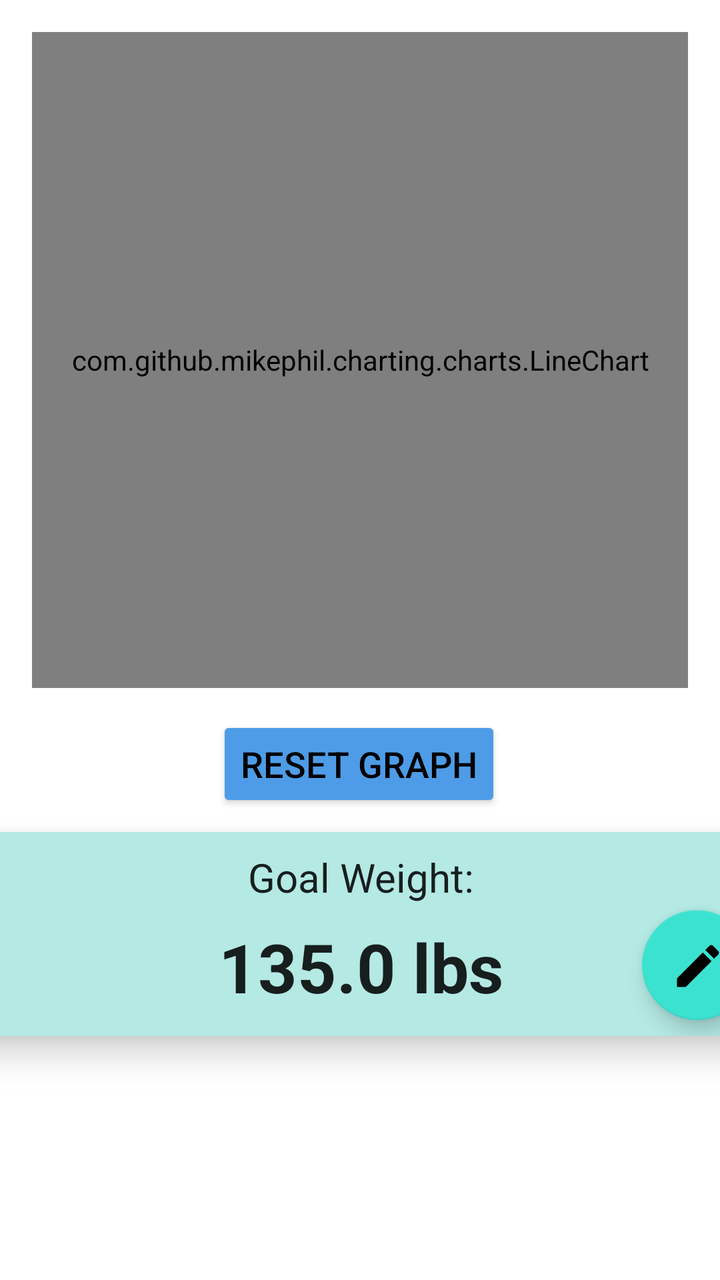
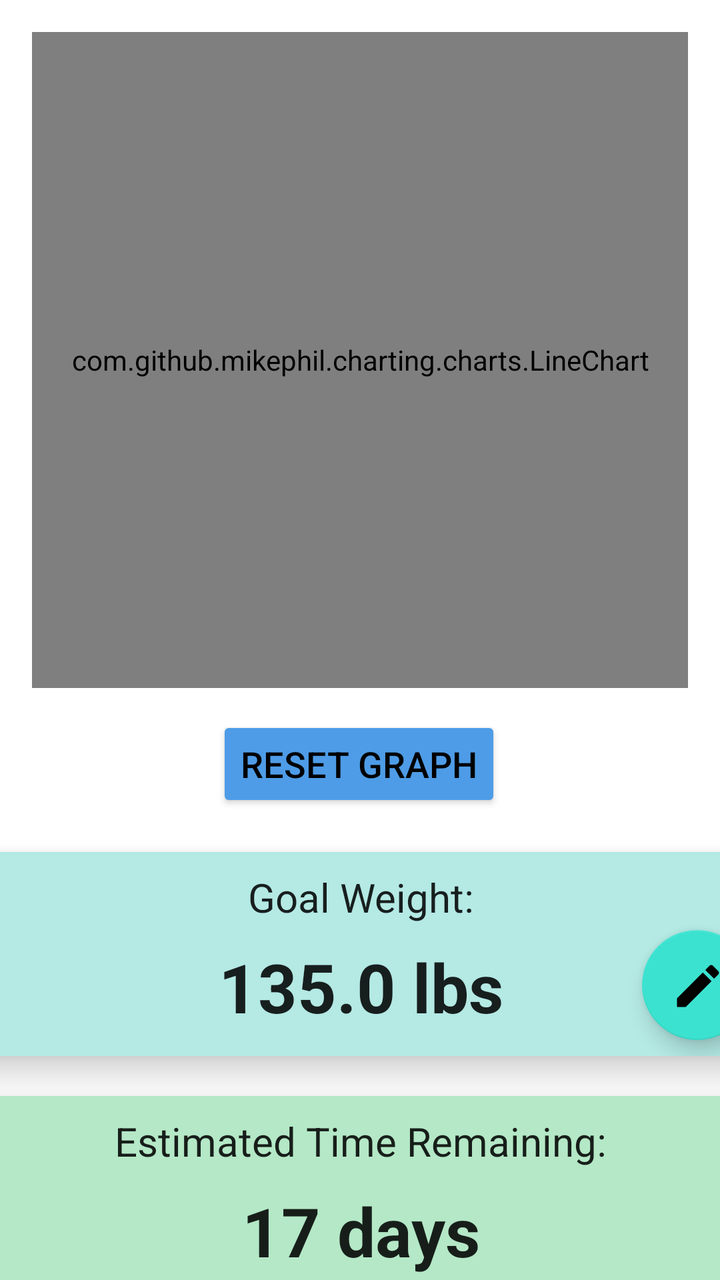

Two renders of the same Android screen: before a commit and after it. Below are the layout's source before the change and the commit's diff.
<!-- AndroidManifest.xml: application theme Theme.Turco_Michael_Weight_Tracking -->
<!-- res/layout/fragment_graph.xml -->
<?xml version="1.0" encoding="utf-8"?>
<androidx.constraintlayout.widget.ConstraintLayout xmlns:android="http://schemas.android.com/apk/res/android"
    xmlns:app="http://schemas.android.com/apk/res-auto"
    xmlns:tools="http://schemas.android.com/tools"
    android:layout_width="match_parent"
    android:layout_height="match_parent"
    tools:context=".ui.home.HomeFragment">

    <com.github.mikephil.charting.charts.LineChart
        android:id="@+id/graph"
        android:layout_width="0dp"
        android:layout_height="0dp"
        android:layout_margin="16dp"
        app:layout_constraintDimensionRatio="1:1"
        app:layout_constraintEnd_toEndOf="parent"
        app:layout_constraintStart_toStartOf="parent"
        app:layout_constraintTop_toTopOf="parent" />

    <androidx.cardview.widget.CardView
        android:id="@+id/card_goal_weight"
        android:layout_width="407dp"
        android:layout_height="102dp"
        android:layout_marginStart="2dp"
        android:layout_marginTop="10dp"
        android:layout_marginEnd="2dp"
        app:cardBackgroundColor="@color/teal_light"
        app:cardCornerRadius="10dp"
        app:cardElevation="10dp"
        app:layout_constraintEnd_toEndOf="parent"
        app:layout_constraintStart_toStartOf="parent"
        app:layout_constraintTop_toBottomOf="@+id/reset_graph">

        <androidx.constraintlayout.widget.ConstraintLayout
            android:layout_width="match_parent"
            android:layout_height="match_parent">

            <TextView
                android:id="@+id/title_goal_weight"
                android:layout_width="match_parent"
                android:layout_height="45dp"
                android:gravity="center"
                android:text="@string/home_goal_weight"
                android:textAppearance="@style/TextAppearance.AppCompat.Large"
                android:textSize="20sp"
                app:layout_constraintEnd_toEndOf="parent"
                app:layout_constraintStart_toStartOf="parent"
                app:layout_constraintTop_toTopOf="parent" />

            <TextView
                android:id="@+id/goal_weight"
                android:layout_width="267dp"
                android:layout_height="48dp"
                android:layout_marginBottom="12dp"
                android:gravity="bottom|center"
                android:text="135.0 lbs"
                android:textAppearance="@style/TextAppearance.AppCompat.Large"
                android:textSize="34sp"
                android:textStyle="bold"
                app:layout_constraintBottom_toBottomOf="parent"
                app:layout_constraintEnd_toEndOf="parent"
                app:layout_constraintStart_toStartOf="parent" />

            <com.google.android.material.floatingactionbutton.FloatingActionButton
                android:id="@+id/edit_goal_weight"
                android:layout_width="62dp"
                android:layout_height="55dp"
                android:layout_marginEnd="8dp"
                android:layout_marginBottom="8dp"
                android:clickable="true"
                android:contentDescription="@string/title_new_weight"
                android:src="@drawable/ic_edit_black_24dp"
                app:backgroundTint="@color/teal_medium"
                app:layout_constraintBottom_toBottomOf="parent"
                app:layout_constraintEnd_toEndOf="parent"
                app:maxImageSize="28dp" />
        </androidx.constraintlayout.widget.ConstraintLayout>

    </androidx.cardview.widget.CardView>

    <Button
        android:id="@+id/reset_graph"
        android:layout_width="wrap_content"
        android:layout_height="wrap_content"
        android:layout_marginStart="122dp"
        android:layout_marginTop="14dp"
        android:layout_marginEnd="123dp"
        android:backgroundTint="@color/blue_medium"
        android:insetTop="0dp"
        android:insetBottom="0dp"
        android:text="@string/reset_graph"
        android:textColor="@color/black"
        android:textSize="18sp"
        app:layout_constraintEnd_toEndOf="parent"
        app:layout_constraintStart_toStartOf="parent"
        app:layout_constraintTop_toBottomOf="@+id/graph" />

</androidx.constraintlayout.widget.ConstraintLayout>
<!-- resources referenced by this layout -->
<resources>
  <color name="black">#FF000000</color>
  <color name="blue_medium">#4E9CE7</color>
  <color name="teal_light">#B4E9E4</color>
  <color name="teal_medium">#3BE2D0</color>
  <!-- drawable ic_edit_black_24dp (drawable) -->
  <vector xmlns:android="http://schemas.android.com/apk/res/android"
      android:height="24dp"
      android:tint="#000000"
      android:viewportHeight="24"
      android:viewportWidth="24"
      android:width="24dp">
  
      <path
          android:fillColor="@android:color/white"
          android:pathData="M3,17.25V21h3.75L17.81,9.94l-3.75,-3.75L3,17.25zM20.71,7.04c0.39,-0.39 0.39,-1.02 0,-1.41l-2.34,-2.34c-0.39,-0.39 -1.02,-0.39 -1.41,0l-1.83,1.83 3.75,3.75 1.83,-1.83z" />
  
  </vector>
  <string name="home_goal_weight">Goal Weight:</string>
  <string name="reset_graph">Reset Graph</string>
  <string name="title_new_weight">New Weight</string>
  <style name="Theme.Turco_Michael_Weight_Tracking" parent="Theme.MaterialComponents.DayNight.DarkActionBar">
          
          <item name="colorPrimary">@color/blue_500</item>
          <item name="colorPrimaryVariant">@color/blue_700</item>
          <item name="colorOnPrimary">@color/white</item>
          
          <item name="colorSecondary">@color/teal_200</item>
          <item name="colorSecondaryVariant">@color/teal_700</item>
          <item name="colorOnSecondary">@color/black</item>
          
          <item name="android:statusBarColor">?attr/colorPrimaryVariant</item>
          
      </style>
  <color name="blue_500">#0077EE</color>
  <color name="blue_700">#0042B3</color>
  <color name="white">#FFFFFFFF</color>
  <color name="teal_200">#FF03DAC5</color>
  <color name="teal_700">#FF018786</color>
</resources>

<!-- the commit's change to res/layout/fragment_graph.xml (unified diff, before → after) -->
@@ -21,7 +21,7 @@
         android:layout_width="407dp"
         android:layout_height="102dp"
         android:layout_marginStart="2dp"
-        android:layout_marginTop="10dp"
+        android:layout_marginTop="20dp"
         android:layout_marginEnd="2dp"
         app:cardBackgroundColor="@color/teal_light"
         app:cardCornerRadius="10dp"
@@ -77,6 +77,54 @@
 
     </androidx.cardview.widget.CardView>
 
+    <androidx.cardview.widget.CardView
+        android:id="@+id/card_estimated_time"
+        android:layout_width="407dp"
+        android:layout_height="102dp"
+        android:layout_marginStart="2dp"
+        android:layout_marginTop="20dp"
+        android:layout_marginEnd="2dp"
+        app:cardBackgroundColor="@color/lime_light"
+        app:cardCornerRadius="10dp"
+        app:cardElevation="10dp"
+        app:layout_constraintEnd_toEndOf="parent"
+        app:layout_constraintStart_toStartOf="parent"
+        app:layout_constraintTop_toBottomOf="@+id/card_goal_weight">
+
+        <androidx.constraintlayout.widget.ConstraintLayout
+            android:layout_width="match_parent"
+            android:layout_height="match_parent">
+
+            <TextView
+                android:id="@+id/title_estimated_time"
+                android:layout_width="match_parent"
+                android:layout_height="45dp"
+                android:gravity="center"
+                android:text="@string/title_estimated_time"
+                android:textAppearance="@style/TextAppearance.AppCompat.Large"
+                android:textSize="20sp"
+                app:layout_constraintEnd_toEndOf="parent"
+                app:layout_constraintStart_toStartOf="parent"
+                app:layout_constraintTop_toTopOf="parent" />
+
+            <TextView
+                android:id="@+id/estimated_time"
+                android:layout_width="267dp"
+                android:layout_height="48dp"
+                android:layout_marginBottom="12dp"
+                android:gravity="bottom|center"
+                android:text="17 days"
+                android:textAppearance="@style/TextAppearance.AppCompat.Large"
+                android:textSize="34sp"
+                android:textStyle="bold"
+                app:layout_constraintBottom_toBottomOf="parent"
+                app:layout_constraintEnd_toEndOf="parent"
+                app:layout_constraintStart_toStartOf="parent" />
+
+        </androidx.constraintlayout.widget.ConstraintLayout>
+
+    </androidx.cardview.widget.CardView>
+
     <Button
         android:id="@+id/reset_graph"
         android:layout_width="wrap_content"
<!-- resource entries referenced after the edit -->
@@ -2,6 +2,7 @@
 <resources>
   <color name="black">#FF000000</color>
   <color name="blue_medium">#4E9CE7</color>
+  <color name="lime_light">#B4E8C6</color>
   <color name="teal_light">#B4E9E4</color>
   <color name="teal_medium">#3BE2D0</color>
   <!-- drawable ic_edit_black_24dp (drawable) -->
@@ -19,6 +20,7 @@
   </vector>
   <string name="home_goal_weight">Goal Weight:</string>
   <string name="reset_graph">Reset Graph</string>
+  <string name="title_estimated_time">Estimated Time Remaining:</string>
   <string name="title_new_weight">New Weight</string>
   <style name="Theme.Turco_Michael_Weight_Tracking" parent="Theme.MaterialComponents.DayNight.DarkActionBar">
           
